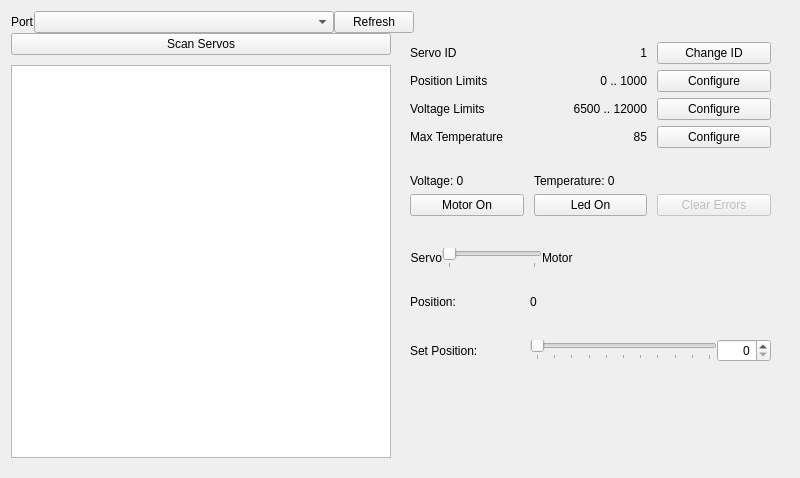
The window that lewansoul-lx16a-terminal/resources/ServoTerminal.ui (maximkulkin/lewansoul-lx16a) describes before a commit, drawn with Qt 5.
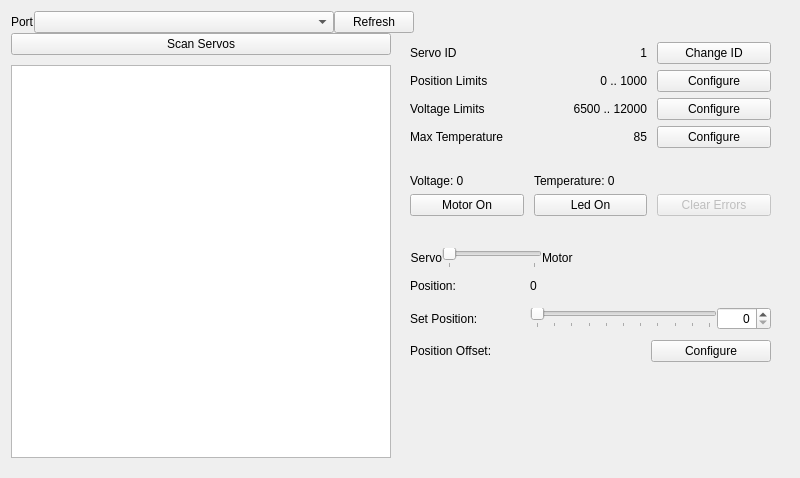
The same window after the commit.

Commit message: Add position offset configuration

What changed in the file:
```diff
--- a/lewansoul-lx16a-terminal/resources/ServoTerminal.ui
+++ b/lewansoul-lx16a-terminal/resources/ServoTerminal.ui
@@ -390,7 +390,7 @@
                </property>
               </widget>
              </item>
-             <item row="0" column="1">
+             <item row="0" column="1" colspan="2">
               <widget class="QLabel" name="currentPosition">
                <property name="text">
                 <string>0</string>
@@ -449,6 +449,21 @@
                </item>
               </layout>
              </item>
+             <item row="2" column="0">
+              <widget class="QLabel">
+               <property name="text">
+                <string>Position Offset:</string>
+               </property>
+              </widget>
+             </item>
+             <item row="2" column="1">
+               <widget class="QLabel" name="positionOffset" />
+             </item>
+             <item row="2" column="2">
+               <widget class="QPushButton" name="configurePositionOffsetButton">
+                 <property name="text"><string>Configure</string></property>
+               </widget>
+             </item>
             </layout>
            </widget>
            <widget class="QWidget" name="motorModeUi">
```
The commit also changes 2 other files.
